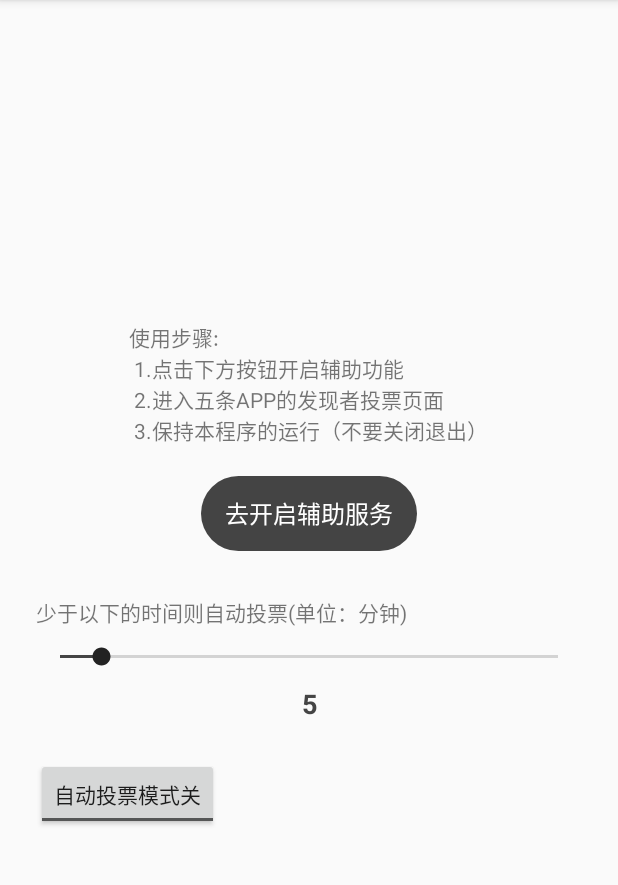
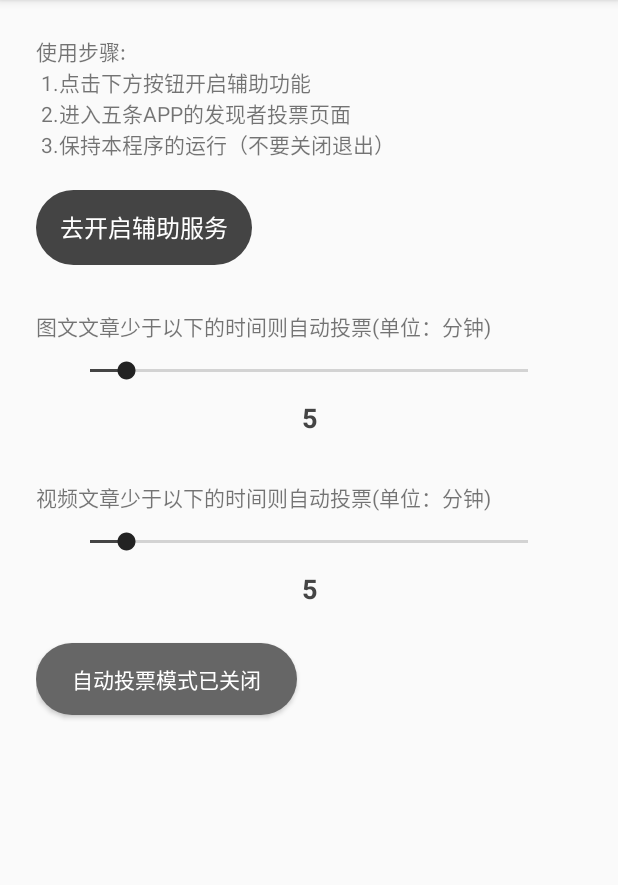
Before and after one commit to donlan/WoTiaoAccess, an Android app: the screen it shows after launch (MainActivity), on a phone screen of 412 x 824 dp, the part 84-969 px from its top. Run offline under Robolectric (Android 15) with nearby library versions, the phone set to English and light mode, and no system bars; libraries missing offline, so code that uses them is left out: com.blankj.

Commit message:
增加视频时间限制，优化投票异常

```diff
--- a/app/src/main/java/gui/dong/wotiaoaccess/MainActivity.kt
+++ b/app/src/main/java/gui/dong/wotiaoaccess/MainActivity.kt
@@ -32,6 +32,8 @@ class MainActivity : AppCompatActivity() {
         Permission.instance().check({ },this,Collections.singletonList(Manifest.permission.WRITE_EXTERNAL_STORAGE))
         val voteTimeSeekBar = findViewById<SeekBar>(R.id.time_vote_seek)
         val voteTimeTv  = findViewById<TextView>(R.id.vote_time_tv)
+        val videoTimeSeekbar = findViewById<SeekBar>(R.id.video_time_vote_seek)
+        val videoTimeTv = findViewById<TextView>(R.id.video_vote_time_tv)
         voteTimeSeekBar.setOnSeekBarChangeListener(object : SeekBar.OnSeekBarChangeListener {
             override fun onStartTrackingTouch(seekBar: SeekBar?) {
             }
@@ -47,7 +49,21 @@ class MainActivity : AppCompatActivity() {
                 voteTimeTv.text = progress.toString()
             }
         })
+        videoTimeSeekbar.setOnSeekBarChangeListener(object : SeekBar.OnSeekBarChangeListener {
+            override fun onStartTrackingTouch(seekBar: SeekBar?) {
+            }
 
+            override fun onStopTrackingTouch(seekBar: SeekBar?) {
+            }
+
+            override fun onProgressChanged(seekBar: SeekBar?, progress: Int, fromUser: Boolean) {
+                getSharedPreferences("wutiao", Context.MODE_PRIVATE)
+                    .edit().putInt("video_vote_time", progress)
+                    .commit()
+                WuTiaoAccessibility.videoVoteTime = progress
+                videoTimeTv.text = progress.toString()
+            }
+        })
         findViewById<ToggleButton>(R.id.vote_auto_mode).setOnCheckedChangeListener { _, isChecked ->
             WuTiaoAccessibility.autoMode = isChecked
         }
@@ -55,6 +71,10 @@ class MainActivity : AppCompatActivity() {
         WuTiaoAccessibility.voteTime = getSharedPreferences("wotiao",Context.MODE_PRIVATE).getInt("vote_time",5)
         voteTimeSeekBar.progress = WuTiaoAccessibility.voteTime
         voteTimeTv.text = WuTiaoAccessibility.voteTime.toString()
+
+        WuTiaoAccessibility.videoVoteTime = getSharedPreferences("wotiao",Context.MODE_PRIVATE).getInt("video_vote_time",5)
+        videoTimeSeekbar.progress = WuTiaoAccessibility.videoVoteTime
+        videoTimeTv.text = WuTiaoAccessibility.videoVoteTime.toString()
     }
 
     override fun onRequestPermissionsResult(requestCode: Int, permissions: Array<out String>, grantResults: IntArray) {
--- a/app/src/main/java/gui/dong/wotiaoaccess/WuTiaoAccessibility.kt
+++ b/app/src/main/java/gui/dong/wotiaoaccess/WuTiaoAccessibility.kt
@@ -20,10 +20,13 @@ class WuTiaoAccessibility : AccessibilityService() {
 
     companion object {
         var voteTime = 5
+        var videoVoteTime = 5
+        var isVideo = false
         var autoMode = false
         var inVotePager = false
         var nextHasClick = false
         var currentContentCode = 0
+        var visitCount = 0
         const val codeFinder = 2
         const val codeNext = 3
         const val nextDelayCheck = 4
@@ -35,7 +38,6 @@ class WuTiaoAccessibility : AccessibilityService() {
     private var inCheckShouldVote = false
     private var canVoteClick = false
     private var voteCount = 0
-    private var visitCount = 0
     private var handler: MyHandler? = null
     private var accessTimeGap = 0L
     private var normalNextTime = 3000L
@@ -152,7 +154,7 @@ class WuTiaoAccessibility : AccessibilityService() {
             return
         }
         //页面滑动事件不处理
-        if (event.eventType == AccessibilityEvent.TYPE_VIEW_SCROLLED ) {
+        if (event.eventType == AccessibilityEvent.TYPE_VIEW_SCROLLED) {
             return
         }
         if (event.eventType == AccessibilityEvent.TYPE_WINDOW_CONTENT_CHANGED) {
@@ -191,7 +193,7 @@ class WuTiaoAccessibility : AccessibilityService() {
             //为确保点击换一篇后引发的TYPE_WINDOW_CONTENT_CHANGED小于 minClickChangeCount
             //而不能自动点击下一篇的问题
             handler?.sendMessageDelayed(
-                handler?.obtainMessage(nextDelayCheck, visitCount, 0)
+                handler?.obtainMessage(nextDelayCheck, visitCount, visitCount)
                 , normalNextTime - 1000
             )
             recheckVote = false
@@ -203,7 +205,7 @@ class WuTiaoAccessibility : AccessibilityService() {
         val voteNode = rootInActiveWindow.findAccessibilityNodeInfosByViewId("com.kingnet.fiveline:id/" + "voteBtn")
         if (!voteNode.isEmpty()) {
             handler?.sendMessageDelayed(
-                handler?.obtainMessage(codeFinder, currentContentCode, 0, voteNode[0])
+                handler?.obtainMessage(codeFinder, currentContentCode, visitCount, voteNode[0])
                 , delay
             )
         }
@@ -215,7 +217,7 @@ class WuTiaoAccessibility : AccessibilityService() {
             rootInActiveWindow.findAccessibilityNodeInfosByViewId("com.kingnet.fiveline:id/" + "mLayoutNext")
         if (!nextNodes.isEmpty()) {
             handler?.sendMessageDelayed(
-                handler?.obtainMessage(codeNext, currentContentCode, 0, nextNodes[0])
+                handler?.obtainMessage(codeNext, currentContentCode, visitCount, nextNodes[0])
                 , delay
             )
         }
@@ -238,7 +240,9 @@ class WuTiaoAccessibility : AccessibilityService() {
 
         //内容时间显示的节点
         var node = nodeInfo.findAccessibilityNodeInfosByViewId("com.kingnet.fiveline:id/" + "tvDate")
+        isVideo = true
         if (node.isEmpty()) {
+            isVideo = false
             node = nodeInfo.findAccessibilityNodeInfosByViewId("com.kingnet.fiveline:id/" + "mTextConsultTime")
         }
         if (!node.isEmpty()) {
@@ -275,7 +279,12 @@ class WuTiaoAccessibility : AccessibilityService() {
                 }
             }
             val time = sb.toString().toInt()
-            if (time <= voteTime) {
+            val targetTime = if (isVideo) {
+                videoVoteTime
+            } else {
+                voteTime
+            }
+            if (time <= targetTime) {
                 needVoteClick = true
             }
         }
@@ -303,8 +312,13 @@ class WuTiaoAccessibility : AccessibilityService() {
                 callBack?.onHandlerCall(nextDelayCheck, msg.arg1)
             } else if (msg?.obj != null) {
                 val node = msg.obj as AccessibilityNodeInfo
-                if (msg.arg1 == currentContentCode)
+                if (msg.arg1 == currentContentCode) {
+                    //防止上一次的延迟投票提醒在点击下一篇后出现时引发的投票错误
+                    if (msg.what == codeFinder && msg.arg2 != 0 && msg.arg2 != visitCount) {
+                        return
+                    }
                     node.performAction(AccessibilityNodeInfo.ACTION_CLICK)
+                }
             }
         }
     }
--- /dev/null
+++ b/app/src/main/res/drawable/round_toggle_bg.xml
@@ -0,0 +1,15 @@
+<?xml version="1.0" encoding="utf-8"?>
+<selector xmlns:android="http://schemas.android.com/apk/res/android">
+    <item android:state_checked="true">
+        <shape android:shape="rectangle">
+            <corners android:radius="25dp"/>
+            <solid android:color="#43a047"/>
+        </shape>
+    </item>
+    <item >
+        <shape android:shape="rectangle">
+            <corners android:radius="25dp"/>
+            <solid android:color="#666666"/>
+        </shape>
+    </item>
+</selector>
--- a/app/src/main/res/layout/activity_main.xml
+++ b/app/src/main/res/layout/activity_main.xml
@@ -1,23 +1,28 @@
 <?xml version="1.0" encoding="utf-8"?>
-<LinearLayout
+<android.support.constraint.ConstraintLayout
         xmlns:android="http://schemas.android.com/apk/res/android"
         xmlns:tools="http://schemas.android.com/tools"
         xmlns:app="http://schemas.android.com/apk/res-auto"
         android:gravity="center_vertical"
-        android:orientation="vertical"
         android:layout_width="match_parent"
+        android:paddingLeft="24dp"
+        android:paddingTop="24dp"
+        android:paddingRight="24dp"
         android:layout_height="match_parent"
         tools:context=".MainActivity">
 
     <TextView android:layout_width="wrap_content"
               android:layout_height="wrap_content"
               android:textSize="14sp"
+              android:id="@+id/tips_tv"
+              app:layout_constraintTop_toTopOf="parent"
               android:layout_marginLeft="24dp"
               android:layout_marginRight="24dp"
               android:layout_gravity="center_horizontal"
               android:text="@string/use_tips"
     />
     <TextView
+            app:layout_constraintTop_toBottomOf="@id/tips_tv"
             android:layout_marginTop="20dp"
             android:layout_gravity="center_horizontal"
             android:id="@+id/access_flag"
@@ -28,25 +33,24 @@
             android:layout_height="50dp"
             android:textSize="16sp"
             android:gravity="center"
-
             android:textColor="@color/colorAccent"
-            app:layout_constraintBottom_toBottomOf="parent"
-            app:layout_constraintLeft_toLeftOf="parent"
-            app:layout_constraintRight_toRightOf="parent"
-            app:layout_constraintTop_toTopOf="parent"/>
+            />
 
     <TextView android:layout_width="wrap_content" android:layout_height="wrap_content"
               android:textSize="14sp"
+              android:id="@+id/text_seek_bar_tips_tv"
+              app:layout_constraintTop_toBottomOf="@id/access_flag"
               android:layout_marginLeft="24dp"
               android:layout_marginRight="24dp"
-              android:text="少于以下的时间则自动投票(单位：分钟)"
+              android:text="图文文章少于以下的时间则自动投票(单位：分钟)"
               android:layout_marginTop="30dp"
     />
     <SeekBar android:layout_width="match_parent" android:layout_height="wrap_content"
-             android:layout_marginLeft="24dp"
-             android:layout_marginRight="24dp"
+             android:layout_marginLeft="20dp"
+             android:layout_marginRight="20dp"
              android:layout_marginTop="10dp"
              android:max="60"
+             app:layout_constraintTop_toBottomOf="@id/text_seek_bar_tips_tv"
              android:progressTint="@color/colorPrimary"
              android:progress="5"
              android:thumbTint="#222"
@@ -57,17 +61,52 @@
               android:id="@+id/vote_time_tv"
               android:layout_marginTop="10dp"
               android:textSize="18sp"
+              app:layout_constraintTop_toBottomOf="@id/time_vote_seek"
               android:textColor="@color/colorPrimary"
               android:textStyle="bold"
     />
+    <TextView android:layout_width="wrap_content" android:layout_height="wrap_content"
+              android:textSize="14sp"
+              android:layout_marginLeft="24dp"
+              android:layout_marginRight="24dp"
+              app:layout_constraintTop_toBottomOf="@id/vote_time_tv"
+              android:id="@+id/video_seek_bar_tips_tv"
+              android:text="视频文章少于以下的时间则自动投票(单位：分钟)"
+              android:layout_marginTop="30dp"
+    />
+    <SeekBar android:layout_width="match_parent" android:layout_height="wrap_content"
+             android:layout_marginLeft="20dp"
+             android:layout_marginRight="20dp"
+             android:layout_marginTop="10dp"
+             android:max="60"
+             app:layout_constraintTop_toBottomOf="@id/video_seek_bar_tips_tv"
+             android:progressTint="@color/colorPrimary"
+             android:progress="5"
+             android:thumbTint="#222"
+             android:id="@+id/video_time_vote_seek"
+    />
 
+    <TextView android:layout_width="match_parent" android:layout_height="wrap_content"
+              android:gravity="center"
+              android:id="@+id/video_vote_time_tv"
+              android:layout_marginTop="10dp"
+              android:textSize="18sp"
+              app:layout_constraintTop_toBottomOf="@id/video_time_vote_seek"
+              android:textColor="@color/colorPrimary"
+              android:textStyle="bold"
+    />
     <ToggleButton android:layout_width="wrap_content" android:layout_height="wrap_content"
-                  android:textOn="自动投票模式开"
-                  android:textOff="自动投票模式关"
+                  android:textOn="自动投票模式已打开"
+                  android:textOff="自动投票模式已关闭"
                   android:id="@+id/vote_auto_mode"
                   android:checked="false"
+                  android:paddingLeft="24dp"
+                  android:paddingRight="24dp"
+                  android:textColor="#fff"
+                  android:background="@drawable/round_toggle_bg"
                   android:layout_marginLeft="24dp"
                   android:layout_marginRight="24dp"
                   android:layout_marginTop="24dp"
+                  app:layout_constraintTop_toBottomOf="@id/video_vote_time_tv"
     />
-</LinearLayout>
+</android.support.constraint.ConstraintLayout>
```
Also changed, not shown: 1 other file.
